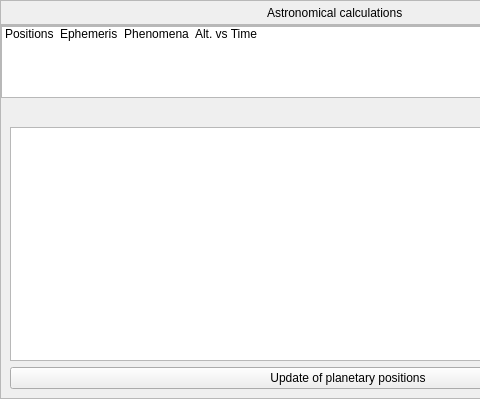
First picture: the form in src/gui/astroCalcDialog.ui, repository 519984307/stellarium_src, before the edit; both pictures show x 0 to 480 and y 0 to 399 of the 696 by 399 pixel window.
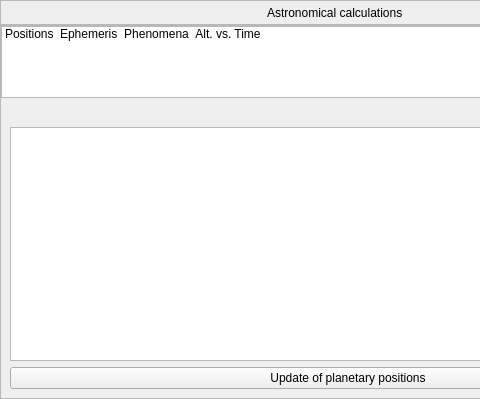
Second picture: the form after the edit. The open tabs and pages were chosen to show the change. Icons and pictures are not drawn. Custom widgets are drawn as their Qt base class.

```diff
--- a/src/gui/astroCalcDialog.ui
+++ b/src/gui/astroCalcDialog.ui
@@ -132,7 +132,7 @@
         </item>
         <item>
          <property name="text">
-          <string>Alt. vs Time</string>
+          <string>Alt. vs. Time</string>
          </property>
          <property name="toolTip">
           <string>Altitude vs Time</string>
```
Left out of the diff: 4 changed lines with no effect on the pictures.
